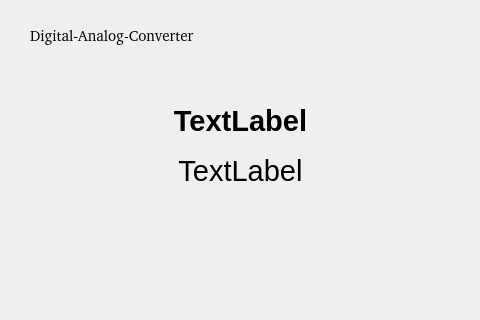
Floo/RaspiDAC, file raspidac/GUI/spdifwindow.ui: the form before one commit.
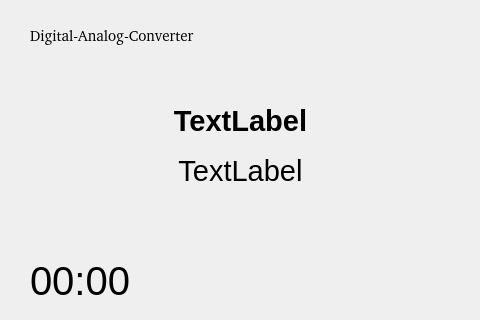
The form after the commit. Icons and pictures are not drawn.

Patch:
```diff
--- a/raspidac/GUI/spdifwindow.ui
+++ b/raspidac/GUI/spdifwindow.ui
@@ -97,6 +97,27 @@
     <set>Qt::AlignCenter</set>
    </property>
   </widget>
+  <widget class="QLabel" name="lblUhrzeit">
+   <property name="geometry">
+    <rect>
+     <x>30</x>
+     <y>260</y>
+     <width>131</width>
+     <height>41</height>
+    </rect>
+   </property>
+   <property name="font">
+    <font>
+     <pointsize>30</pointsize>
+    </font>
+   </property>
+   <property name="text">
+    <string>00:00</string>
+   </property>
+   <property name="alignment">
+    <set>Qt::AlignLeading|Qt::AlignLeft|Qt::AlignVCenter</set>
+   </property>
+  </widget>
  </widget>
  <resources>
   <include location="../raspidac.qrc"/>
```
